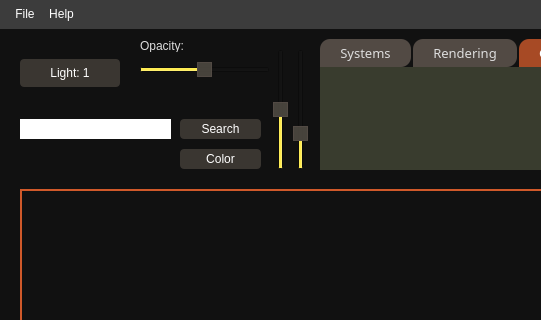
Old version of the form illustrator.ui in the repository MHDante/Aperio; both pictures show x 0 to 541 and y 0 to 320 of the 635 by 590 pixel window.
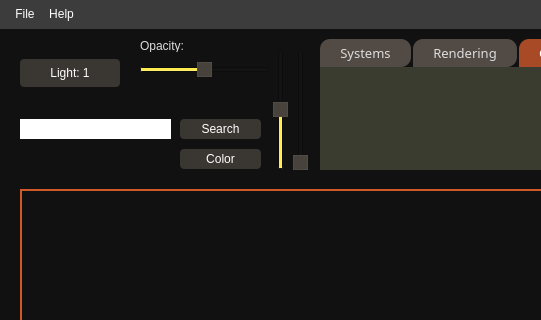
New version of the form. Icons and pictures are not drawn.

```diff
--- a/illustrator.ui
+++ b/illustrator.ui
@@ -359,7 +359,7 @@
      <number>96</number>
     </property>
     <property name="value">
-     <number>26</number>
+     <number>0</number>
     </property>
     <property name="orientation">
      <enum>Qt::Vertical</enum>
```
